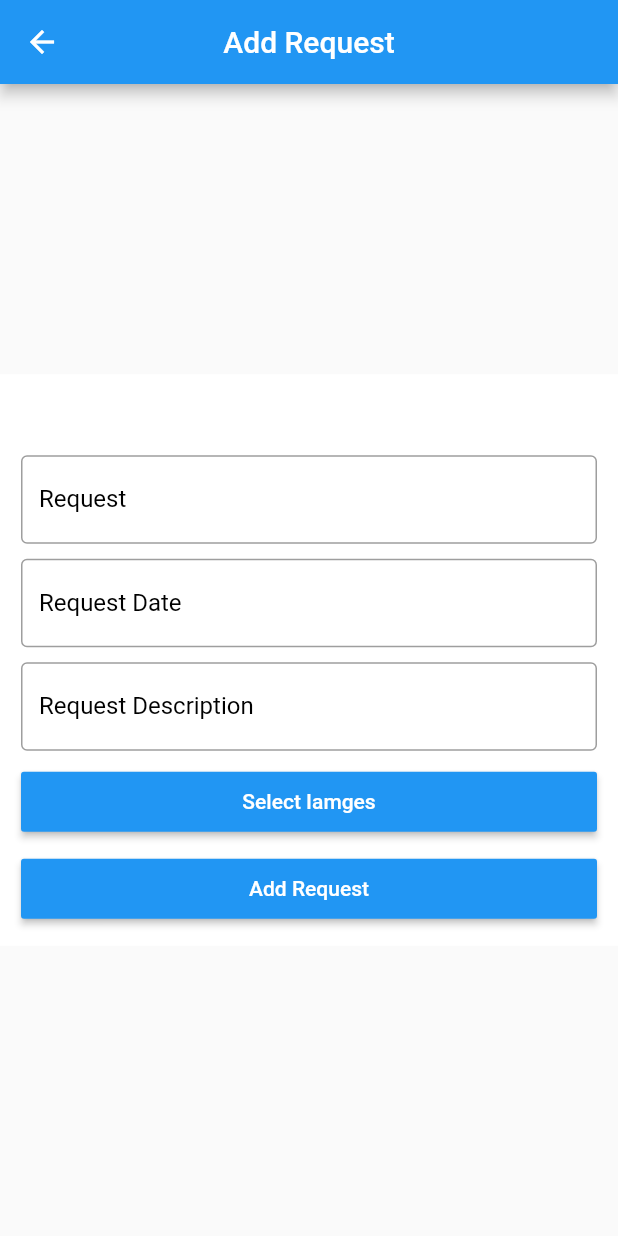
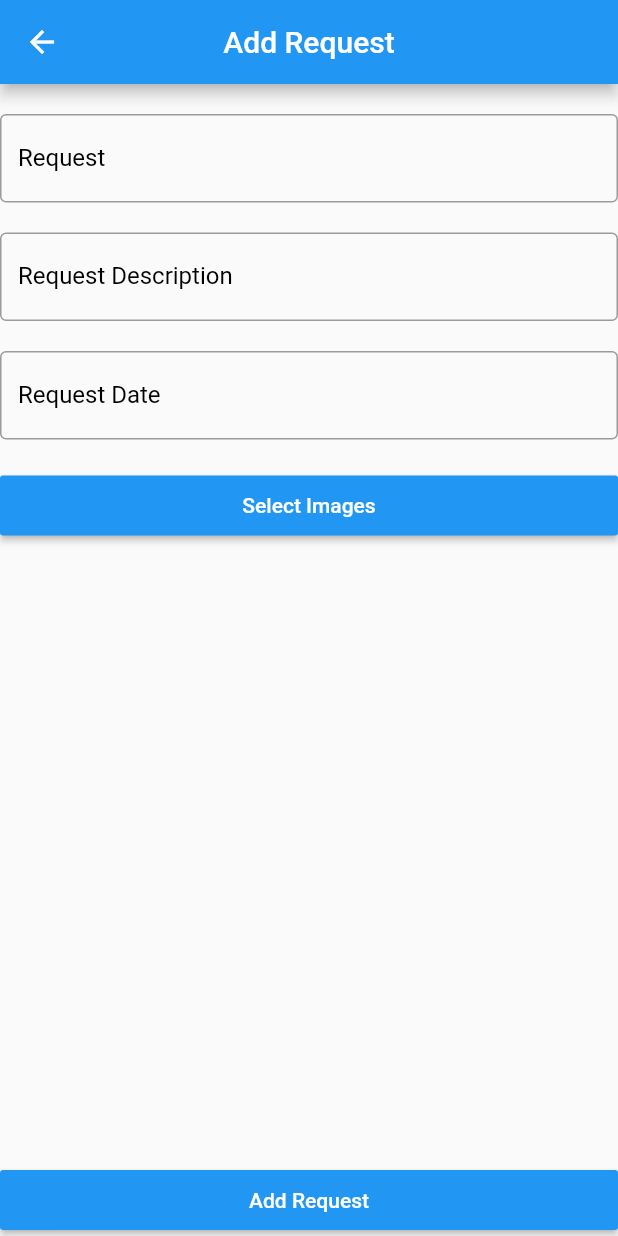
Before and after one commit to ahmed3ssem/venusera_task, a Flutter app: the Request screen opened directly, on a phone screen of 412 x 824 dp. Run offline on Flutter 3.47's test engine with Material 2 defaults, Android fonts, the phone set to English and light mode, and no system bars; our stand-ins replace fluttertoast; missing offline and left inert: multi_image_picker.

Commit message:
select max 6 images

```diff
--- a/lib/request.dart
+++ b/lib/request.dart
@@ -1,6 +1,7 @@
 import 'package:flutter/cupertino.dart';
 import 'package:flutter/material.dart';
 import 'package:multi_image_picker/multi_image_picker.dart';
+
 class Request extends StatefulWidget {
   @override
   _RequestState createState() => _RequestState();
@@ -19,6 +20,7 @@ class _RequestState extends State<Request> {
   static String RequestDate = RequestDateEditingContrller.toString();
   static String RequestDescription =
   RequestDescriptionEditingContrller.toString();
+
   @override
   void initState() {
     super.initState();
@@ -37,6 +39,7 @@ class _RequestState extends State<Request> {
       }),
     );
   }
+
   Future<void> loadAssets() async {
     List<Asset> resultList = List<Asset>();
     try {
@@ -51,9 +54,7 @@ class _RequestState extends State<Request> {
             allViewTitle: "All Photos",
             selectCircleStrokeColor: "#000000",
           ));
-    }
-    on Exception catch (e) {
-    }
+    } on Exception catch (e) {}
 
     if (!mounted) return;
 
@@ -61,6 +62,7 @@ class _RequestState extends State<Request> {
       images = resultList;
     });
   }
+
   @override
   Widget build(BuildContext context) {
     return Scaffold(
@@ -68,17 +70,10 @@ class _RequestState extends State<Request> {
         title: Text("Add Request"),
         centerTitle: true,
       ),
-      body: Center(
-        child: SingleChildScrollView(
-          child: Container(
-            color: Colors.white,
-            padding: EdgeInsets.all(14),
-            child: Center(
-              child: Column(
+      body:Column(
         children: <Widget>[
-
           SizedBox(
-                    height: 40,
+            height: 20,
           ),
           TextField(
             autofocus: false,
@@ -100,7 +95,29 @@ class _RequestState extends State<Request> {
                         style: BorderStyle.solid))),
           ),
           SizedBox(
-                    height: 10,
+            height: 20,
+          ),
+          TextField(
+            autofocus: false,
+            obscureText: false,
+            keyboardType: TextInputType.text,
+            controller: RequestDescriptionEditingContrller,
+            decoration: InputDecoration(
+                labelText: "Request Description",
+                hintText: "Request Description",
+                labelStyle: TextStyle(
+                  color: Colors.black,
+                  fontSize: 16,
+                ),
+                border: OutlineInputBorder(
+                    borderRadius: BorderRadius.all(Radius.circular(4)),
+                    borderSide: BorderSide(
+                        width: 1,
+                        color: Colors.green,
+                        style: BorderStyle.solid))),
+          ),
+          SizedBox(
+            height: 20,
           ),
           TextField(
             autofocus: false,
@@ -122,47 +139,22 @@ class _RequestState extends State<Request> {
                         style: BorderStyle.solid))),
           ),
           SizedBox(
-                    height: 10,
-                  ),
-
-                  TextField(
-                    autofocus: false,
-                    obscureText: true,
-                    keyboardType: TextInputType.text,
-                    controller: RequestDescriptionEditingContrller,
-                    decoration: InputDecoration(
-                        labelText: "Request Description",
-                        hintText: "Request Description",
-                        labelStyle: TextStyle(
-                          color: Colors.black,
-                          fontSize: 16,
-                        ),
-                        border: OutlineInputBorder(
-                            borderRadius: BorderRadius.all(Radius.circular(4)),
-                            borderSide: BorderSide(
-                                width: 1,
-                                color: Colors.green,
-                                style: BorderStyle.solid))),
-                  ),
-                  SizedBox(
-                    height: 10,
+            height: 20,
           ),
           ButtonTheme(
             //elevation: 4,
             //color: Colors.green,
             minWidth: double.infinity,
             child: MaterialButton(
-                      onPressed: () => {
-                        loadAssets()
-                      },
+              onPressed: loadAssets,
               textColor: Colors.white,
               color: Colors.blue,
               height: 40,
-                      child: Text("Select Iamges"),
+              child: Text("Select Images"),
             ),
           ),
-                  SizedBox(
-                    height: 10,
+          Expanded(
+            child: buildGridView(),
           ),
           ButtonTheme(
             //elevation: 4,
@@ -178,10 +170,6 @@ class _RequestState extends State<Request> {
           ),
         ],
       ),
-            ),
-          ),
-        ),
-      ),
     );
   }
 }
```
Lines whose indentation alone changed are shown as unchanged.
